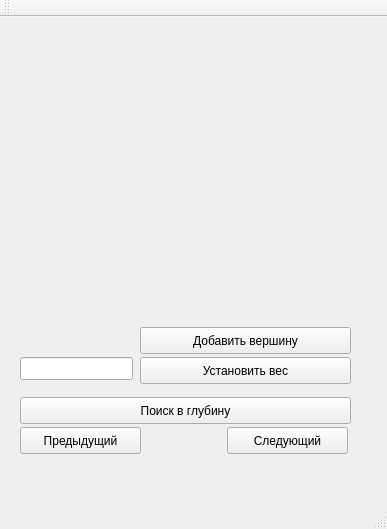
Old version of the form graphedit/mainwindow.ui in the repository SnosMe/kursova.
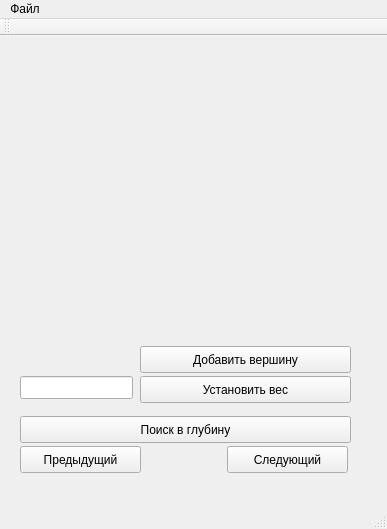
New version of the form. Custom widgets are drawn as their Qt base class.

```diff
--- a/graphedit/mainwindow.ui
+++ b/graphedit/mainwindow.ui
@@ -106,9 +106,17 @@
      <x>0</x>
      <y>0</y>
      <width>387</width>
-     <height>25</height>
+     <height>21</height>
     </rect>
    </property>
+   <widget class="QMenu" name="menu">
+    <property name="title">
+     <string>Файл</string>
+    </property>
+    <addaction name="action"/>
+    <addaction name="action_2"/>
+   </widget>
+   <addaction name="menu"/>
   </widget>
   <widget class="QToolBar" name="mainToolBar">
    <attribute name="toolBarArea">
```
Left out of the diff: 12 changed lines with no effect on the pictures.
